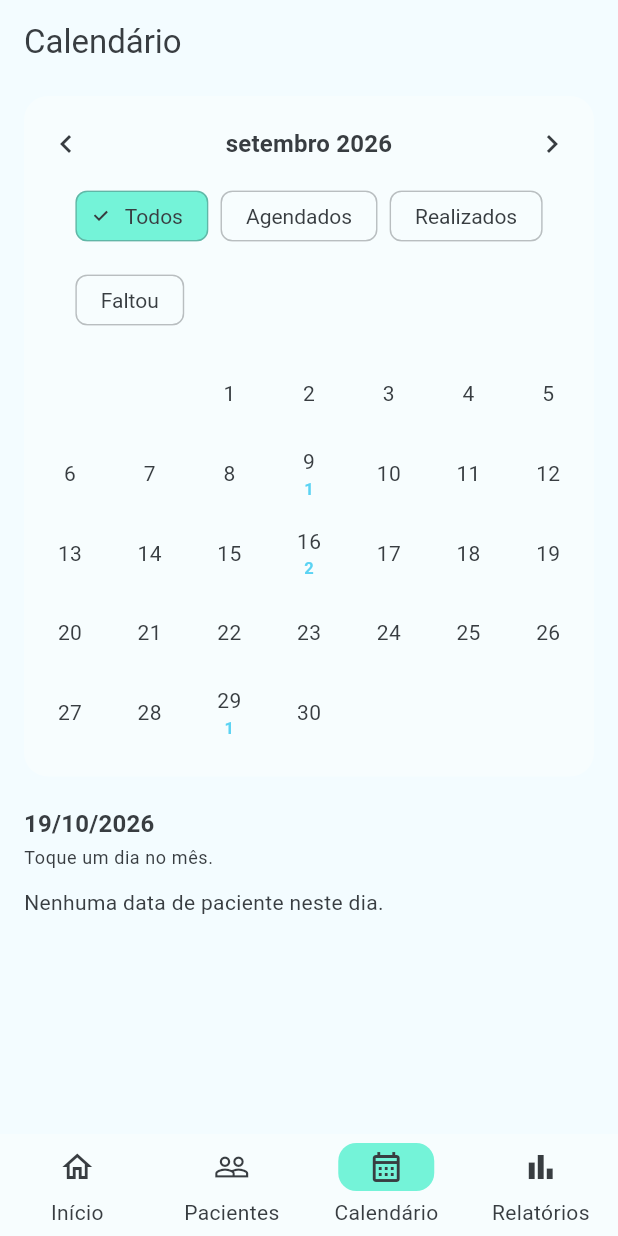
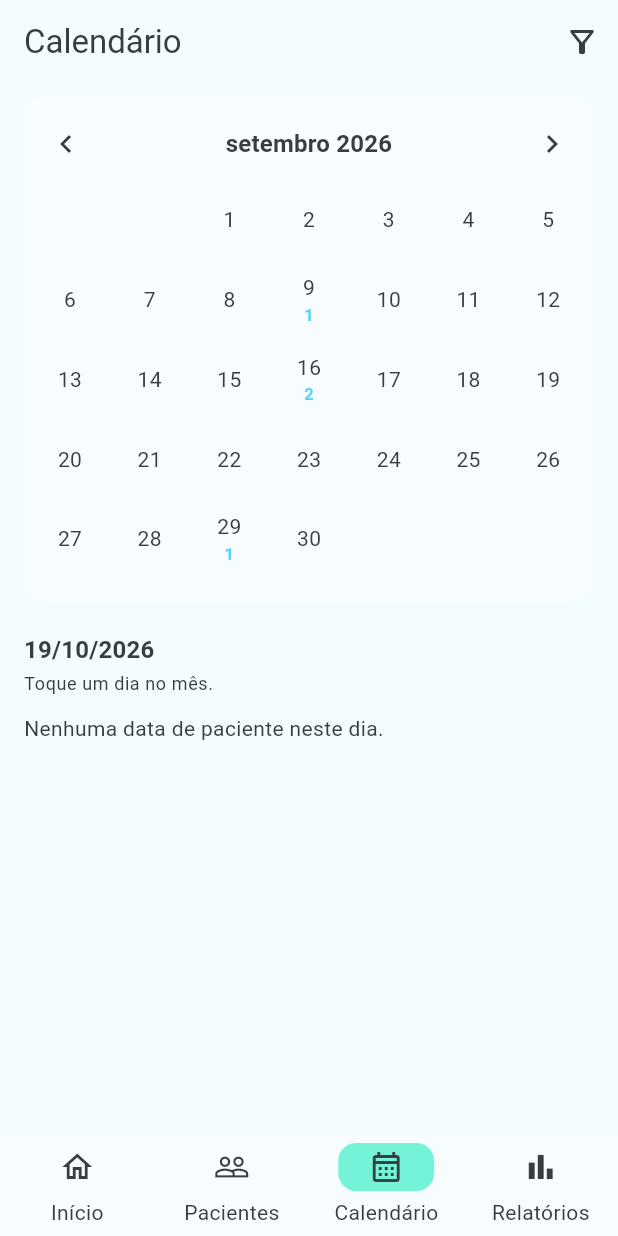
Before and after one commit to Orthoflow-Resende/Implate-flow, a Flutter app: the CalendarScreen screen opened by its route, after a tap on the "chevron left" icon, on a phone screen of 412 x 824 dp. Run offline on Flutter 3.47's test engine with Material 3 defaults, Android fonts, the phone set to English and light mode, and no system bars; our stand-ins replace go_router, image_picker, path_drawing, pdf, printing.

Commit message:
feat(calendar): move return status into the filter menu
The month view uses the same filter icon as the other lists, with a count and a clear action.

```diff
--- a/lib/ui/calendar/calendar_screen.dart
+++ b/lib/ui/calendar/calendar_screen.dart
@@ -3,6 +3,7 @@ import 'package:go_router/go_router.dart';
 import 'package:provider/provider.dart';
 
 import '../../domain/models.dart';
+import '../core/filter_menu.dart';
 import '../core/layout.dart';
 import '../view_models.dart';
 
@@ -18,7 +19,42 @@ class CalendarScreen extends StatelessWidget {
         ? <CalendarMark>[]
         : marks.where((mark) => sameDay(mark.date, selected)).toList();
     return Scaffold(
-      appBar: AppBar(title: const Text('Calendário')),
+      appBar: AppBar(
+        title: const Text('Calendário'),
+        actions: [
+          FilterMenuButton(
+            activeCount: viewModel.returnFilter == null ? 0 : 1,
+            onClear: () => viewModel.setReturnFilter(null),
+            groups: [
+              FilterMenuGroup(
+                title: 'Retorno',
+                options: [
+                  FilterMenuOption(
+                    label: 'Todos',
+                    selected: viewModel.returnFilter == null,
+                    onSelected: () => viewModel.setReturnFilter(null),
+                  ),
+                  FilterMenuOption(
+                    label: 'Agendados',
+                    selected: viewModel.returnFilter == ReturnStatus.agendado,
+                    onSelected: () => viewModel.setReturnFilter(ReturnStatus.agendado),
+                  ),
+                  FilterMenuOption(
+                    label: 'Realizados',
+                    selected: viewModel.returnFilter == ReturnStatus.realizado,
+                    onSelected: () => viewModel.setReturnFilter(ReturnStatus.realizado),
+                  ),
+                  FilterMenuOption(
+                    label: 'Faltou',
+                    selected: viewModel.returnFilter == ReturnStatus.faltou,
+                    onSelected: () => viewModel.setReturnFilter(ReturnStatus.faltou),
+                  ),
+                ],
+              ),
+            ],
+          ),
+        ],
+      ),
       body: ListView(
         padding: const EdgeInsets.fromLTRB(16, 8, 16, 24),
         children: [
@@ -39,36 +75,6 @@ class CalendarScreen extends StatelessWidget {
                     IconButton(onPressed: viewModel.nextMonth, icon: const Icon(Icons.chevron_right)),
                   ],
                 ),
-                Padding(
-                  padding: const EdgeInsets.symmetric(horizontal: 8),
-                  child: Wrap(
-                    spacing: 8,
-                    runSpacing: 8,
-                    children: [
-                      FilterChip(
-                        label: const Text('Todos'),
-                        selected: viewModel.returnFilter == null,
-                        onSelected: (_) => viewModel.setReturnFilter(null),
-                      ),
-                      FilterChip(
-                        label: const Text('Agendados'),
-                        selected: viewModel.returnFilter == ReturnStatus.agendado,
-                        onSelected: (_) => viewModel.setReturnFilter(ReturnStatus.agendado),
-                      ),
-                      FilterChip(
-                        label: const Text('Realizados'),
-                        selected: viewModel.returnFilter == ReturnStatus.realizado,
-                        onSelected: (_) => viewModel.setReturnFilter(ReturnStatus.realizado),
-                      ),
-                      FilterChip(
-                        label: const Text('Faltou'),
-                        selected: viewModel.returnFilter == ReturnStatus.faltou,
-                        onSelected: (_) => viewModel.setReturnFilter(ReturnStatus.faltou),
-                      ),
-                    ],
-                  ),
-                ),
-                const SizedBox(height: 12),
                 _MonthGrid(
                   month: viewModel.month,
                   marks: marks,
```
Also changed, not shown: 1 other file.
